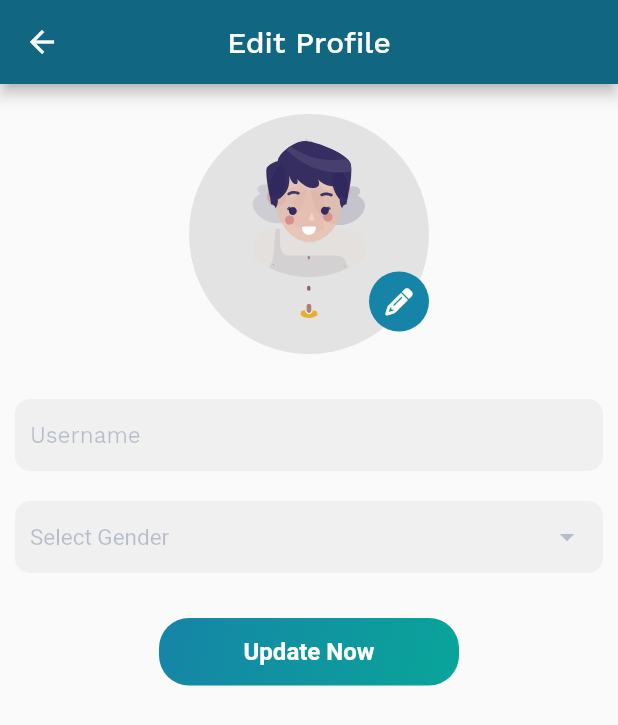
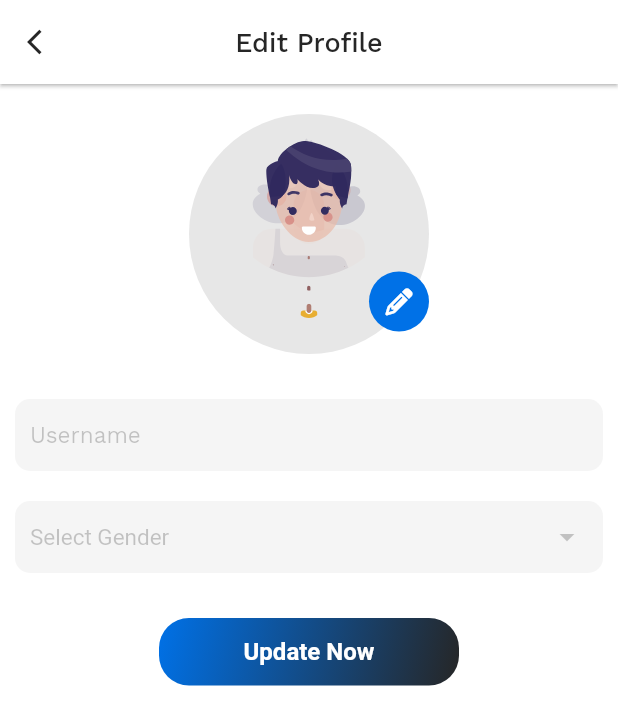
Before and after one commit to Devthabiti/afyazone-frontend, a Flutter app: the EditProfilePage screen opened directly, on a phone screen of 412 x 824 dp. Shown: the top 725 px of the screen. Run offline on Flutter 3.47's test engine with Material 2 defaults, Android fonts, the phone set to English and light mode, and no system bars; our stand-ins replace animated_splash_screen, bubble, cached_network_image, carousel_slider, dio, flutter_chat_types and 13 more; accounts and stored records are empty; Roboto replaces fonts that are missing (Manane); statements that could not run were skipped.

Commit message:
update profile page page

```diff
--- a/lib/setting/edit_profile.dart
+++ b/lib/setting/edit_profile.dart
@@ -28,9 +28,7 @@ class _EditProfilePageState extends State<EditProfilePage> {
             validator: (val) => val!.length < 3
                 ? 'Username should be atlest 3 character long'
                 : null,
-            style: TextStyle(
-              fontSize: 15,
-            ),
+            style: TextStyle(fontSize: 15, color: Color(0xff262626)),
             keyboardType: TextInputType.text,
             decoration: InputDecoration(
               contentPadding: EdgeInsets.symmetric(
@@ -44,7 +42,7 @@ class _EditProfilePageState extends State<EditProfilePage> {
               hintText: "Username",
               hintStyle: TextStyle(
                 fontSize: 15,
-                color: Color(0xff092058).withOpacity(0.25),
+                color: Color(0xff262626).withOpacity(0.25),
               ),
             )));
   }
@@ -71,12 +69,9 @@ class _EditProfilePageState extends State<EditProfilePage> {
         value: value,
         icon: Icon(
           Icons.arrow_drop_down,
-          color: Color(0xff092058).withOpacity(0.25),
+          color: Color(0xff262626).withOpacity(0.25),
         ),
-        style: TextStyle(
-          fontSize: 15,
-          color: Color(0xff092058),
-        ),
+        style: TextStyle(fontSize: 15, color: Color(0xff262626)),
         decoration: InputDecoration(
           contentPadding: EdgeInsets.symmetric(
             vertical: 12.0,
@@ -102,7 +97,7 @@ class _EditProfilePageState extends State<EditProfilePage> {
           'Select Gender',
           style: TextStyle(
             fontSize: 15,
-            color: Color(0xff092058).withOpacity(0.25),
+            color: Color(0xff262626).withOpacity(0.25),
           ),
         ),
       ),
@@ -326,8 +321,27 @@ class _EditProfilePageState extends State<EditProfilePage> {
   @override
   Widget build(BuildContext context) {
     return Scaffold(
+      backgroundColor: const Color(0xffFFFFFF),
       appBar: AppBar(
-        title: Text('Edit Profile'),
+        backgroundColor: const Color(0xffFFFFFF),
+        elevation: 1,
+        title: Text(
+          'Edit Profile',
+          style: TextStyle(
+            color: Color(0xff262626),
+            fontSize: 18,
+          ),
+        ),
+        leading: IconButton(
+          icon: Icon(
+            Icons.arrow_back_ios,
+            color: Color(0xff262626),
+            size: 20,
+          ),
+          onPressed: () {
+            Navigator.pop(context);
+          },
+        ),
         centerTitle: true,
       ),
       body: SingleChildScrollView(
@@ -362,7 +376,7 @@ class _EditProfilePageState extends State<EditProfilePage> {
                               bottom: 15,
                               right: 0,
                               child: CircleAvatar(
-                                backgroundColor: Color(0xff1684A7),
+                                backgroundColor: Color(0xff0071e7),
                                 child: FaIcon(
                                   FontAwesomeIcons.pencil,
                                   size: 18,
@@ -415,7 +429,7 @@ class _EditProfilePageState extends State<EditProfilePage> {
                                     right: 15,
                                     child: CircleAvatar(
                                       radius: 14,
-                                      backgroundColor: Color(0xff1684A7),
+                                      backgroundColor: Color(0xff0071e7),
                                       child: FaIcon(
                                         FontAwesomeIcons.pencil,
                                         size: 15,
@@ -462,7 +476,7 @@ class _EditProfilePageState extends State<EditProfilePage> {
                   decoration: BoxDecoration(
                     borderRadius: BorderRadius.circular(20),
                     gradient: const LinearGradient(
-                      colors: [Color(0xff1684A7), Color(0xff09A599)],
+                      colors: [Color(0xff0071e7), Color(0xff262626)],
                       begin: Alignment.topLeft,
                       end: Alignment.bottomRight,
                       stops: [0.0, 1.0],
@@ -508,7 +522,7 @@ class _EditProfilePageState extends State<EditProfilePage> {
                       child: Text(
                         'Something went Wrong',
                         style: TextStyle(
-                          color: Color(0xff314165),
+                          color: Color(0xff262626),
                           fontWeight: FontWeight.bold,
                           fontSize: 16,
                         ),
@@ -528,7 +542,7 @@ class _EditProfilePageState extends State<EditProfilePage> {
                           textAlign: TextAlign.center,
                           style: TextStyle(
                             fontFamily: 'Manane',
-                            color: Color(0xff314165),
+                            color: Color(0xff262626),
                             fontSize: 12,
                           ),
                           "Oops! It looks like Something not correct. \nor username is already used"),
@@ -546,8 +560,8 @@ class _EditProfilePageState extends State<EditProfilePage> {
                             decoration: BoxDecoration(
                                 gradient: const LinearGradient(
                                   colors: [
-                                    Color(0xff1684A7),
-                                    Color(0xff09A599)
+                                    Color(0xff0071e7),
+                                    Color(0xff262626)
                                   ],
                                   begin: Alignment.topLeft,
                                   end: Alignment.bottomRight,
```
